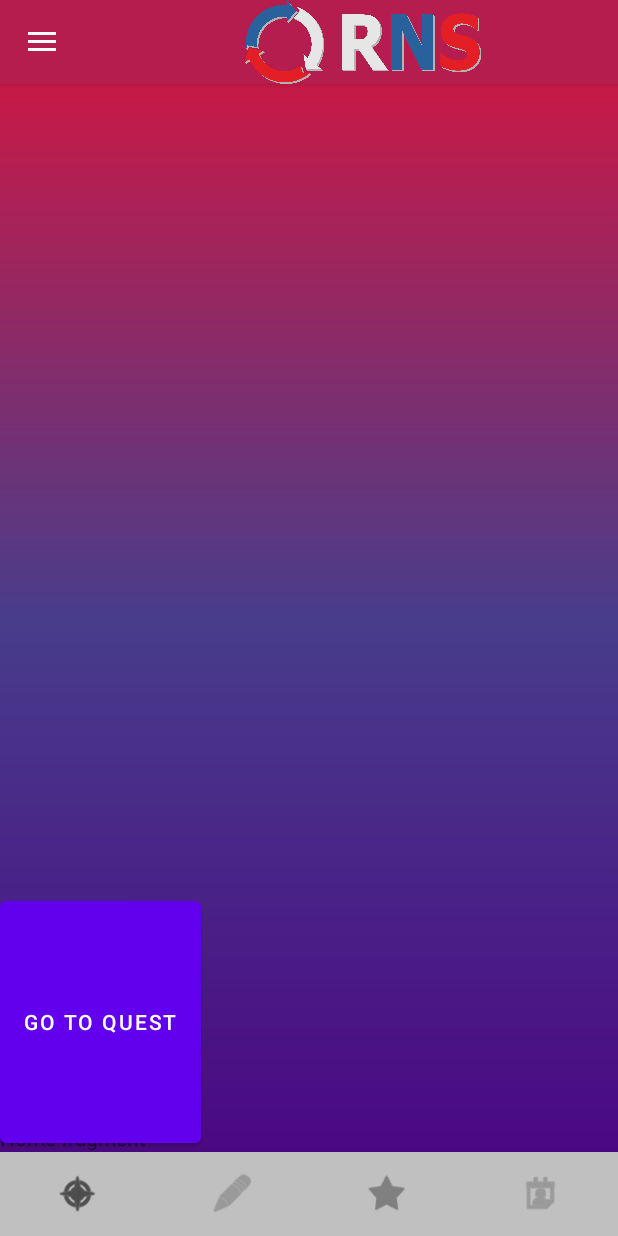
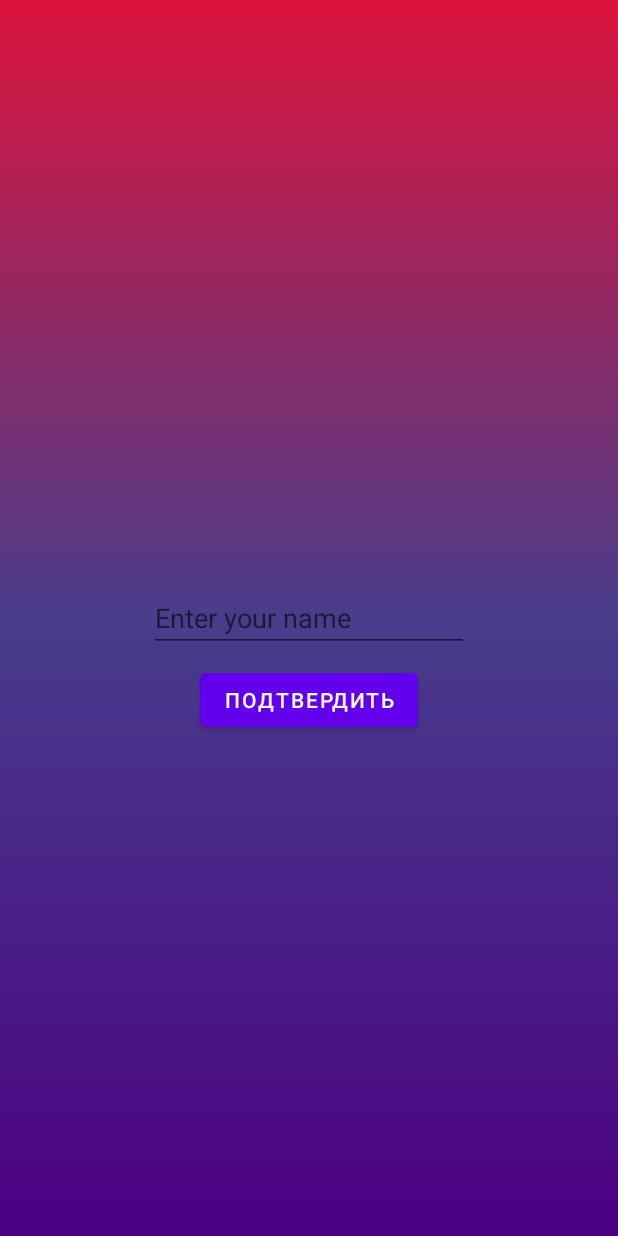
Before and after one commit to Guywash-Ka/OnboardingApp, an Android app: the screen it shows after launch (MainActivity), on a phone screen of 412 x 824 dp. Run offline under Robolectric (Android 15) with nearby library versions, the light colour scheme and no system bars; our stand-ins replace navigation-ui.

Commit message:
Created Simple Registration

```diff
--- a/app/src/main/java/com/blackpearl/android/onboadingapp/MainActivity.kt
+++ b/app/src/main/java/com/blackpearl/android/onboadingapp/MainActivity.kt
@@ -3,6 +3,7 @@ package com.blackpearl.android.onboadingapp
 import android.os.Bundle
 import android.util.Log
 import androidx.appcompat.app.AppCompatActivity
+import androidx.drawerlayout.widget.DrawerLayout
 import androidx.lifecycle.ViewModelProvider
 import androidx.navigation.findNavController
 import androidx.navigation.fragment.NavHostFragment
@@ -24,7 +25,7 @@ class MainActivity : AppCompatActivity() {
         setContentView(binding.root)
         mainViewModel = ViewModelProvider(this)[MainViewModel::class.java]
 
-//        checkIsLaunch()
+        checkIsLaunch()
 //        getPoints()
 
         val topLevelDestinations = setOf(
--- a/app/src/main/java/com/blackpearl/android/onboadingapp/MainViewModel.kt
+++ b/app/src/main/java/com/blackpearl/android/onboadingapp/MainViewModel.kt
@@ -25,4 +25,10 @@ class MainViewModel(application: Application): AndroidViewModel(application) {
         }
     }
 
+    fun setName(name: String) {
+        viewModelScope.launch {
+            dataStore.setName(name)
+        }
+    }
+
 }
--- a/app/src/main/java/com/blackpearl/android/onboadingapp/RegisterFragment.kt
+++ b/app/src/main/java/com/blackpearl/android/onboadingapp/RegisterFragment.kt
@@ -1,59 +1,80 @@
 package com.blackpearl.android.onboadingapp
 
 import android.os.Bundle
+import android.text.TextUtils
 import androidx.fragment.app.Fragment
 import android.view.LayoutInflater
 import android.view.View
 import android.view.ViewGroup
+import android.widget.Button
+import android.widget.EditText
+import androidx.appcompat.widget.Toolbar
+import androidx.drawerlayout.widget.DrawerLayout
+import androidx.drawerlayout.widget.DrawerLayout.*
+import androidx.fragment.app.FragmentActivity
+import androidx.lifecycle.ViewModelProvider
+import androidx.navigation.fragment.findNavController
+import com.blackpearl.android.onboadingapp.databinding.ActivityMainBinding
+import com.google.android.material.bottomnavigation.BottomNavigationView
 
-// TODO: Rename parameter arguments, choose names that match
-// the fragment initialization parameters, e.g. ARG_ITEM_NUMBER
-private const val ARG_PARAM1 = "param1"
-private const val ARG_PARAM2 = "param2"
+class RegisterFragment : Fragment() {
 
-/**
- * A simple [Fragment] subclass.
- * Use the [RegisterFragment.newInstance] factory method to
- * create an instance of this fragment.
- */
-class RegisterFragment : Fragment() {
-    // TODO: Rename and change types of parameters
-    private var param1: String? = null
-    private var param2: String? = null
-
-    override fun onCreate(savedInstanceState: Bundle?) {
-        super.onCreate(savedInstanceState)
-        arguments?.let {
-            param1 = it.getString(ARG_PARAM1)
-            param2 = it.getString(ARG_PARAM2)
-        }
-    }
+    private lateinit var binding: ActivityMainBinding
+    private lateinit var mainViewModel: MainViewModel
 
     override fun onCreateView(
         inflater: LayoutInflater, container: ViewGroup?,
         savedInstanceState: Bundle?
     ): View? {
-        // Inflate the layout for this fragment
         return inflater.inflate(R.layout.fragment_register, container, false)
     }
 
-    companion object {
-        /**
-         * Use this factory method to create a new instance of
-         * this fragment using the provided parameters.
-         *
-         * @param param1 Parameter 1.
-         * @param param2 Parameter 2.
-         * @return A new instance of fragment RegisterFragment.
-         */
-        // TODO: Rename and change types and number of parameters
-        @JvmStatic
-        fun newInstance(param1: String, param2: String) =
-            RegisterFragment().apply {
-                arguments = Bundle().apply {
-                    putString(ARG_PARAM1, param1)
-                    putString(ARG_PARAM2, param2)
-                }
+    override fun onViewCreated(view: View, savedInstanceState: Bundle?) {
+        super.onViewCreated(view, savedInstanceState)
+
+        disableNavigation(requireActivity())
+
+        binding = ActivityMainBinding.inflate(layoutInflater)
+        mainViewModel = ViewModelProvider(this)[MainViewModel::class.java]
+
+
+        val registerButton: Button = requireActivity().findViewById(R.id.registerButton)
+        val nameEditText: EditText = requireActivity().findViewById(R.id.editTextTextPersonName)
+
+        registerButton.setOnClickListener {
+            if (!TextUtils.isEmpty(nameEditText.text.toString())) {
+                mainViewModel.setName(nameEditText.text.toString())
+                findNavController().popBackStack()
             }
+        }
+
+
     }
+
+    override fun onDestroyView() {
+        super.onDestroyView()
+
+        enableNavigation(requireActivity())
+    }
+
+    private fun disableNavigation(activity: FragmentActivity) {
+        val bottomNavView: BottomNavigationView = activity.findViewById(R.id.bottomNavigation)
+        val drawerLayout: DrawerLayout = activity.findViewById(R.id.drawer_layout)
+        val toolbar: Toolbar = activity.findViewById(R.id.toolbar)
+
+        drawerLayout.setDrawerLockMode(LOCK_MODE_LOCKED_CLOSED)
+        toolbar.visibility = View.GONE
+        bottomNavView.visibility = View.GONE
+    }
+
+    private fun enableNavigation(activity: FragmentActivity) {
+        val bottomNavView: BottomNavigationView = activity.findViewById(R.id.bottomNavigation)
+        val drawerLayout: DrawerLayout = activity.findViewById(R.id.drawer_layout)
+        val toolbar: Toolbar = activity.findViewById(R.id.toolbar)
+
+        drawerLayout.setDrawerLockMode(LOCK_MODE_UNLOCKED)
+        toolbar.visibility = View.VISIBLE
+        bottomNavView.visibility = View.VISIBLE
+    }
+
 }
--- a/app/src/main/res/layout/fragment_register.xml
+++ b/app/src/main/res/layout/fragment_register.xml
@@ -1,12 +1,31 @@
 <?xml version="1.0" encoding="utf-8"?>
-<FrameLayout xmlns:android="http://schemas.android.com/apk/res/android"
+<androidx.constraintlayout.widget.ConstraintLayout xmlns:android="http://schemas.android.com/apk/res/android"
+    xmlns:app="http://schemas.android.com/apk/res-auto"
     xmlns:tools="http://schemas.android.com/tools"
     android:layout_width="match_parent"
     android:layout_height="match_parent">
 
-    <TextView
-        android:layout_width="match_parent"
-        android:layout_height="match_parent"
-        android:text="Register fragment" />
 
-</FrameLayout>
+    <EditText
+        android:id="@+id/editTextTextPersonName"
+        android:layout_width="wrap_content"
+        android:layout_height="wrap_content"
+        android:ems="10"
+        android:inputType="textPersonName"
+        android:autofillHints="name"
+        android:hint="@string/help_text_for_registration"
+        app:layout_constraintBottom_toBottomOf="parent"
+        app:layout_constraintEnd_toEndOf="parent"
+        app:layout_constraintStart_toStartOf="parent"
+        app:layout_constraintTop_toTopOf="parent" />
+
+    <Button
+        android:id="@+id/registerButton"
+        android:layout_width="wrap_content"
+        android:layout_height="wrap_content"
+        android:layout_marginTop="8dp"
+        android:text="@string/button_registration_text"
+        app:layout_constraintEnd_toEndOf="parent"
+        app:layout_constraintStart_toStartOf="parent"
+        app:layout_constraintTop_toBottomOf="@+id/editTextTextPersonName" />
+</androidx.constraintlayout.widget.ConstraintLayout>
--- a/app/src/main/res/values/strings.xml
+++ b/app/src/main/res/values/strings.xml
@@ -14,4 +14,6 @@
     <string name="rns_logo">RNS_logo</string>
     <string name="progressText">5/7\ndays</string>
     <string name="nav_knowledge">Knowledge Base</string>
+    <string name="help_text_for_registration">Enter your name</string>
+    <string name="button_registration_text">Подтвердить</string>
 </resources>
```
